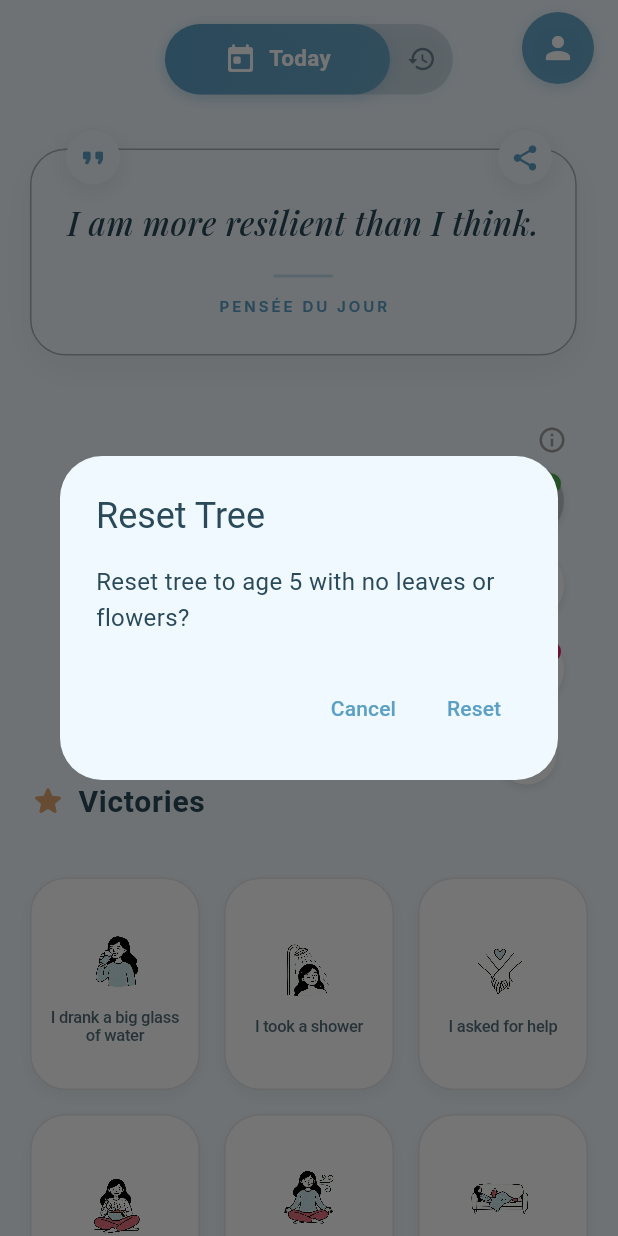
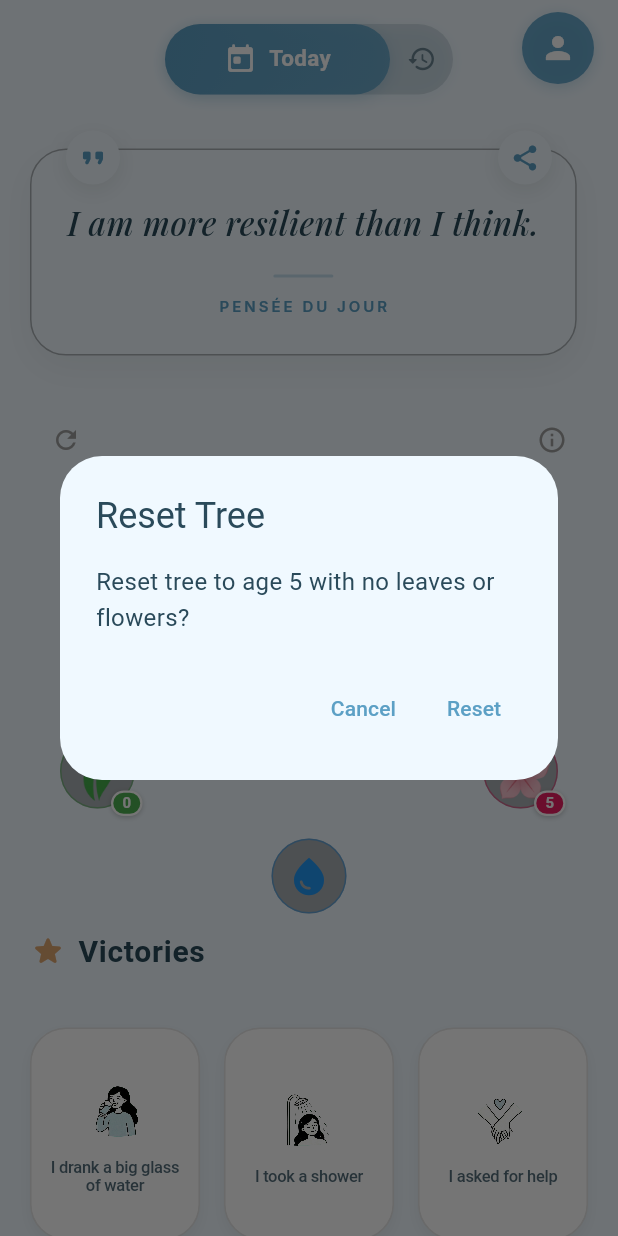
Before and after one commit to rachiddaoud/silva, a Flutter app: the HomeScreen screen opened directly with empty values, after a tap on the "refresh" icon, on a phone screen of 412 x 824 dp. Run offline on Flutter 3.47's test engine with Material 3 defaults, Android fonts, the phone set to English and light mode, and no system bars; our stand-ins replace audioplayers, cloud_firestore, firebase_auth, firebase_core, flutter_local_notifications, google_fonts and 4 more; accounts and stored records are empty; network calls fail.

Commit message:
feat: Implement leaf usage tracking, adjust water and flower cooldowns, and add new platform dependencies.

```diff
--- a/lib/models/tree_resources.dart
+++ b/lib/models/tree_resources.dart
@@ -6,6 +6,7 @@ class TreeResources {
   final int flowerCount;         // 5 per day, +1 every 5 minutes
   final DateTime? lastWatered;    // Track last water time
   final DateTime? lastFlowerUsed; // Track last flower use
+  final DateTime? lastLeafUsed;   // Track last leaf use
   final DateTime lastDailyReset;  // Track daily flower reset
 
   const TreeResources({
@@ -13,6 +14,7 @@ class TreeResources {
     this.flowerCount = 5,
     this.lastWatered,
     this.lastFlowerUsed,
+    this.lastLeafUsed,
     required this.lastDailyReset,
   });
 
@@ -21,6 +23,7 @@ class TreeResources {
     int? flowerCount,
     DateTime? lastWatered,
     DateTime? lastFlowerUsed,
+    DateTime? lastLeafUsed,
     DateTime? lastDailyReset,
   }) {
     return TreeResources(
@@ -28,23 +31,32 @@ class TreeResources {
       flowerCount: flowerCount ?? this.flowerCount,
       lastWatered: lastWatered ?? this.lastWatered,
       lastFlowerUsed: lastFlowerUsed ?? this.lastFlowerUsed,
+      lastLeafUsed: lastLeafUsed ?? this.lastLeafUsed,
       lastDailyReset: lastDailyReset ?? this.lastDailyReset,
     );
   }
 
-  /// Check if water is available (1 hour cooldown)
+  /// Check if water is available (5 seconds cooldown)
   bool canWater() {
     if (lastWatered == null) return true;
     final now = DateTime.now();
-    return now.difference(lastWatered!).inHours >= 1;
+    return now.difference(lastWatered!).inSeconds >= 5;
   }
 
-  /// Check if flower can be used (5 minute cooldown)
+  /// Check if flower can be used (5 seconds cooldown)
   bool canUseFlower() {
     if (flowerCount <= 0) return false;
     if (lastFlowerUsed == null) return true;
     final now = DateTime.now();
-    return now.difference(lastFlowerUsed!).inMinutes >= 5;
+    return now.difference(lastFlowerUsed!).inSeconds >= 5;
+  }
+
+  /// Check if leaf can be used (5 seconds cooldown)
+  bool canUseLeaf() {
+    if (leafCount <= 0) return false;
+    if (lastLeafUsed == null) return true;
+    final now = DateTime.now();
+    return now.difference(lastLeafUsed!).inSeconds >= 5;
   }
 
   /// Get remaining cooldown for water
@@ -52,7 +64,7 @@ class TreeResources {
     if (lastWatered == null) return Duration.zero;
     final now = DateTime.now();
     final elapsed = now.difference(lastWatered!);
-    final remaining = const Duration(hours: 1) - elapsed;
+    final remaining = const Duration(seconds: 5) - elapsed;
     return remaining.isNegative ? Duration.zero : remaining;
   }
 
@@ -61,7 +73,16 @@ class TreeResources {
     if (lastFlowerUsed == null) return Duration.zero;
     final now = DateTime.now();
     final elapsed = now.difference(lastFlowerUsed!);
-    final remaining = const Duration(minutes: 5) - elapsed;
+    final remaining = const Duration(seconds: 5) - elapsed;
+    return remaining.isNegative ? Duration.zero : remaining;
+  }
+
+  /// Get remaining cooldown for leaf
+  Duration getLeafCooldownRemaining() {
+    if (lastLeafUsed == null) return Duration.zero;
+    final now = DateTime.now();
+    final elapsed = now.difference(lastLeafUsed!);
+    final remaining = const Duration(seconds: 5) - elapsed;
     return remaining.isNegative ? Duration.zero : remaining;
   }
 
@@ -79,20 +100,15 @@ class TreeResources {
   /// Calculate current flower count with time-based increments
   /// Each 5 minutes adds 1 flower, up to 5 max per day
   int getCurrentFlowerCount() {
-    final now = DateTime.now();
+    // final now = DateTime.now(); // Unused for now
 
     // If we should reset daily, return 5
     if (shouldResetDailyFlowers()) {
       return 5;
     }
 
-    // Calculate time-based increments
-    final minutesSinceReset = now.difference(lastDailyReset).inMinutes;
-    final timeBasedFlowers = (minutesSinceReset ~/ 5).clamp(0, 5);
-
-    // Return the max of stored count and time-based count
-    // This handles both manual usage and time-based regeneration
-    return flowerCount.clamp(0, timeBasedFlowers);
+    // Temporary fix: just return flowerCount to avoid clamping to 0
+    return flowerCount;
   }
 
   Map<String, dynamic> toJson() {
@@ -101,6 +117,7 @@ class TreeResources {
       'flowerCount': flowerCount,
       'lastWatered': lastWatered?.toIso8601String(),
       'lastFlowerUsed': lastFlowerUsed?.toIso8601String(),
+      'lastLeafUsed': lastLeafUsed?.toIso8601String(),
       'lastDailyReset': lastDailyReset.toIso8601String(),
     };
   }
@@ -115,6 +132,9 @@ class TreeResources {
       lastFlowerUsed: json['lastFlowerUsed'] != null
           ? DateTime.parse(json['lastFlowerUsed'] as String)
           : null,
+      lastLeafUsed: json['lastLeafUsed'] != null
+          ? DateTime.parse(json['lastLeafUsed'] as String)
+          : null,
       lastDailyReset: json['lastDailyReset'] != null
           ? DateTime.parse(json['lastDailyReset'] as String)
           : DateTime.now(),
@@ -128,6 +148,7 @@ class TreeResources {
       flowerCount: 5,
       lastWatered: null,
       lastFlowerUsed: null,
+      lastLeafUsed: null,
       lastDailyReset: DateTime.now(),
     );
   }
@@ -135,6 +156,6 @@ class TreeResources {
   @override
   String toString() {
     return 'TreeResources(leafs: $leafCount, flowers: $flowerCount, '
-           'canWater: ${canWater()}, canUseFlower: ${canUseFlower()})';
+           'canWater: ${canWater()}, canUseFlower: ${canUseFlower()}, canUseLeaf: ${canUseLeaf()})';
   }
 }
--- a/lib/widgets/home_tree_widget.dart
+++ b/lib/widgets/home_tree_widget.dart
@@ -21,7 +21,7 @@ class _HomeTreeWidgetState extends State<HomeTreeWidget> {
   late TreeParameters _treeParameters;
   final TreeController _treeController = TreeController();
   TreeResources _resources = TreeResources.initial();
-  Timer? _resourceUpdateTimer;
+  // Removed global timer: _resourceUpdateTimer
   final List<SparkleData> _sparkles = [];
 
   @override
@@ -30,18 +30,11 @@ class _HomeTreeWidgetState extends State<HomeTreeWidget> {
     _treeParameters = const TreeParameters(seed: 12345);
     _loadTree();
     _loadResources();
-
-    // Update UI every minute to refresh cooldown states
-    _resourceUpdateTimer = Timer.periodic(const Duration(minutes: 1), (_) {
-      if (mounted) {
-        setState(() {});
-      }
-    });
   }
 
   @override
   void dispose() {
-    _resourceUpdateTimer?.cancel();
+    // No timer to cancel
     super.dispose();
   }
 
@@ -118,14 +111,16 @@ class _HomeTreeWidgetState extends State<HomeTreeWidget> {
       _isProcessing = true;
     });
 
+    try {
       await action();
       _saveTree();
       _saveResources();
-
+    } finally {
       if (mounted) {
         setState(() {
           _isProcessing = false;
         });
+      }
     }
   }
 
@@ -152,17 +147,9 @@ class _HomeTreeWidgetState extends State<HomeTreeWidget> {
 
   void _handleLeafButton() {
     // Debug mode: always allow
-    final canUse = _resources.leafCount > 0;
+    final canUse = _resources.canUseLeaf();
 
-    if (!canUse) {
-      // Show toast for debug mode
-      ScaffoldMessenger.of(context).showSnackBar(
-        const SnackBar(
-          content: Text('🐛 Debug: Leaf count is 0 but still adding'),
-          duration: Duration(seconds: 2),
-        ),
-      );
-    }
+    if (!canUse) return;
 
     _handleAction(() async {
       _treeController.addLeaf();
@@ -173,9 +160,12 @@ class _HomeTreeWidgetState extends State<HomeTreeWidget> {
         _addSparkle(leafPos, Colors.green);
       }
 
-      // Decrement leaf count (can go negative in debug)
+      // Decrement leaf count and update cooldown
       setState(() {
-        _resources = _resources.copyWith(leafCount: _resources.leafCount - 1);
+        _resources = _resources.copyWith(
+          leafCount: _resources.leafCount - 1,
+          lastLeafUsed: DateTime.now(),
+        );
       });
     });
   }
@@ -183,23 +173,7 @@ class _HomeTreeWidgetState extends State<HomeTreeWidget> {
   void _handleWaterButton() {
     final canWater = _resources.canWater();
 
-    if (!canWater) {
-      final remaining = _resources.getWaterCooldownRemaining();
-      final hours = remaining.inHours;
-      final minutes = remaining.inMinutes % 60;
-
-      ScaffoldMessenger.of(context).showSnackBar(
-        SnackBar(
-          content: Text(
-            '💧 ${hours > 0 ? "$hours hour${hours > 1 ? 's' : ''} " : ""}$minutes minute${minutes != 1 ? 's' : ''} remaining',
-          ),
-          duration: const Duration(seconds: 3),
-        ),
-      );
-
-      // Debug mode: still allow
-      debugPrint('🐛 Debug: Water on cooldown but still allowing');
-    }
+    if (!canWater) return;
 
     _handleAction(() async {
       _treeController.grow(); // Add +1 day of life
@@ -213,26 +187,7 @@ class _HomeTreeWidgetState extends State<HomeTreeWidget> {
   void _handleFlowerButton() {
     final canUse = _resources.canUseFlower();
 
-    if (!canUse) {
-      if (_resources.flowerCount <= 0) {
-        ScaffoldMessenger.of(context).showSnackBar(
-          const SnackBar(
-            content: Text('🐛 Debug: Flower count is 0 but still adding'),
-            duration: Duration(seconds: 2),
-          ),
-        );
-      } else {
-        final remaining = _resources.getFlowerCooldownRemaining();
-        final minutes = remaining.inMinutes;
-
-        ScaffoldMessenger.of(context).showSnackBar(
-          SnackBar(
-            content: Text('🌸 $minutes minute${minutes != 1 ? 's' : ''} remaining'),
-            duration: const Duration(seconds: 3),
-          ),
-        );
-      }
-    }
+    if (!canUse) return;
 
     _handleAction(() async {
       _treeController.addFlower();
@@ -290,6 +245,15 @@ class _HomeTreeWidgetState extends State<HomeTreeWidget> {
     );
   }
 
+  /// Callback when a button cooldown finishes
+  void _onCooldownFinished() {
+    if (mounted) {
+      setState(() {
+        // Just rebuild to refresh the 'isAvailable' state
+      });
+    }
+  }
+
   @override
   Widget build(BuildContext context) {
     if (_treeController.tree == null) {
@@ -303,12 +267,18 @@ class _HomeTreeWidgetState extends State<HomeTreeWidget> {
     final currentFlowerCount = _resources.getCurrentFlowerCount();
 
     return SizedBox(
-      height: 250,
+      height: 350, // Increased height to accommodate bottom button
       width: double.infinity,
       child: Stack(
         clipBehavior: Clip.none,
         children: [
-          Center(
+          // Tree centered
+          Positioned(
+            top: 0,
+            left: 0,
+            right: 0,
+            height: 250,
+            child: Center(
               child: ProceduralTreeWidget(
                 size: 250,
                 growthLevel: _treeController.tree?.getGrowthLevel() ?? 0.0,
@@ -316,11 +286,13 @@ class _HomeTreeWidgetState extends State<HomeTreeWidget> {
                 controller: _treeController,
               ),
             ),
-          // Sparkle animations
+          ),
           ..._sparkles.map((sparkle) => SparkleAnimation(
             position: sparkle.position,
             color: sparkle.color,
           )),
+
+          // Info Button (Top Right)
           Positioned(
             top: 0,
             right: 0,
@@ -330,150 +302,75 @@ class _HomeTreeWidgetState extends State<HomeTreeWidget> {
               tooltip: 'Infos arbre',
             ),
           ),
-          // Resource buttons
+
+          // Reset Button (Top Left)
           Positioned(
-            right: 16,
-            top: 40,
-            child: Column(
-              children: [
-                _buildResourceButton(
-                  icon: Icons.eco,
+            top: 0,
+            left: 0,
+            child: IconButton(
+              icon: const Icon(Icons.refresh, size: 20, color: Colors.grey),
+              onPressed: _handleResetTree,
+              tooltip: 'Reset',
+            ),
+          ),
+
+          // --- Action Buttons ---
+
+          // Leaf Button (Left of Tree)
+          Positioned(
+            bottom: 80,
+            left: 20,
+            child: CooldownButton(
+              imagePath: 'assets/tree/leaf.png',
               label: 'Leaf',
               count: _resources.leafCount,
               color: Colors.green,
-                  isAvailable: _resources.leafCount > 0,
+              isAvailable: _resources.canUseLeaf(),
+              remainingCooldown: _resources.getLeafCooldownRemaining(),
+              totalCooldown: const Duration(seconds: 5),
               onTap: _handleLeafButton,
+              onCooldownFinished: _onCooldownFinished,
             ),
-                const SizedBox(height: 6),
-                _buildResourceButton(
-                  icon: Icons.water_drop,
-                  label: 'Water',
-                  count: null, // No counter for water
-                  color: Colors.blue,
-                  isAvailable: _resources.canWater(),
-                  onTap: _handleWaterButton,
           ),
-                const SizedBox(height: 6),
-                _buildResourceButton(
-                  icon: Icons.local_florist,
+
+          // Flower Button (Right of Tree)
+          Positioned(
+            bottom: 80,
+            right: 20,
+            child: CooldownButton(
+              imagePath: 'assets/tree/flower.png',
               label: 'Flower',
               count: currentFlowerCount,
               color: Colors.pink,
               isAvailable: _resources.canUseFlower(),
+              remainingCooldown: _resources.getFlowerCooldownRemaining(),
+              totalCooldown: const Duration(seconds: 5),
               onTap: _handleFlowerButton,
-                ),
-                const SizedBox(height: 12),
-                // Reset button
-                _buildDebugButton(
-                  icon: Icons.refresh,
-                  label: 'Reset',
-                  color: Colors.red,
-                  onTap: _handleResetTree,
-                ),
-              ],
+              onCooldownFinished: _onCooldownFinished,
             ),
           ),
-        ],
-      ),
-    );
-  }
 
-  Widget _buildResourceButton({
-    required IconData icon,
-    required String label,
-    required int? count,
-    required Color color,
-    required bool isAvailable,
-    required VoidCallback onTap,
-  }) {
-    return Tooltip(
-      message: label,
-      child: InkWell(
-        onTap: onTap,
-        borderRadius: BorderRadius.circular(20),
-        child: Container(
-          width: 50,
-          height: 50,
-          decoration: BoxDecoration(
-            color: isAvailable
-                ? Colors.white.withValues(alpha: 0.9)
-                : Colors.grey.withValues(alpha: 0.5),
-            shape: BoxShape.circle,
-            boxShadow: [
-              BoxShadow(
-                color: Colors.black.withValues(alpha: 0.1),
-                blurRadius: 4,
-                offset: const Offset(0, 2),
-              ),
-            ],
-          ),
-          child: Stack(
-            children: [
-              Center(
-                child: Icon(
-                  icon,
-                  color: isAvailable ? color : Colors.grey,
-                  size: 24,
-                ),
-              ),
-              if (count != null)
+          // Water Button (Below Tree)
           Positioned(
-                  right: 2,
-                  top: 2,
-                  child: Container(
-                    padding: const EdgeInsets.all(4),
-                    decoration: BoxDecoration(
-                      color: color,
-                      shape: BoxShape.circle,
-                    ),
-                    child: Text(
-                      count.toString(),
-                      style: const TextStyle(
-                        color: Colors.white,
-                        fontSize: 10,
-                        fontWeight: FontWeight.bold,
-                      ),
+            bottom: 10,
+            left: 0,
+            right: 0,
+            child: Center(
+              child: CooldownButton(
+                imagePath: null, // Use icon for water
+                icon: Icons.water_drop,
+                label: 'Water',
+                count: null,
+                color: Colors.blue,
+                isAvailable: _resources.canWater(),
+                remainingCooldown: _resources.getWaterCooldownRemaining(),
+                totalCooldown: const Duration(seconds: 5),
+                onTap: _handleWaterButton,
+                onCooldownFinished: _onCooldownFinished,
               ),
             ),
           ),
         ],
-          ),
-        ),
-      ),
-    );
-  }
-
-  Widget _buildDebugButton({
-    required IconData icon,
-    required String label,
-    required Color color,
-    required VoidCallback onTap,
-  }) {
-    return Tooltip(
-      message: label,
-      child: InkWell(
-        onTap: onTap,
-        borderRadius: BorderRadius.circular(20),
-        child: Container(
-          width: 40,
-          height: 40,
-          decoration: BoxDecoration(
-            color: Colors.white.withValues(alpha: 0.9),
-            shape: BoxShape.circle,
-            boxShadow: [
-              BoxShadow(
-                color: Colors.black.withValues(alpha: 0.1),
-                blurRadius: 4,
-                offset: const Offset(0, 2),
-              ),
-            ],
-          ),
-          child: Icon(
-            icon,
-            color: color,
-            size: 20,
-          ),
-        ),
       ),
     );
   }
@@ -528,3 +425,190 @@ class SparkleData {
     required this.timestamp,
   });
 }
+
+class CooldownButton extends StatelessWidget {
+  final String? imagePath;
+  final IconData? icon;
+  final String label;
+  final int? count;
+  final Color color;
+  final bool isAvailable;
+  final Duration remainingCooldown;
+  final Duration totalCooldown;
+  final VoidCallback onTap;
+  final VoidCallback? onCooldownFinished;
+
+  const CooldownButton({
+    super.key,
+    this.imagePath,
+    this.icon,
+    required this.label,
+    required this.count,
+    required this.color,
+    required this.isAvailable,
+    required this.remainingCooldown,
+    required this.totalCooldown,
+    required this.onTap,
+    this.onCooldownFinished,
+  });
+
+  @override
+  Widget build(BuildContext context) {
+    // If available, show static full button
+    if (isAvailable) {
+      return _buildButtonContent(1.0);
+    }
+
+    // If cooldown, animate from current progress to 1.0
+    final double initialProgress = 1.0 - (remainingCooldown.inMilliseconds / totalCooldown.inMilliseconds).clamp(0.0, 1.0);
+
+    return TweenAnimationBuilder<double>(
+      key: ValueKey(isAvailable), // Force recreation when availability changes
+      tween: Tween(begin: initialProgress, end: 1.0),
+      duration: remainingCooldown,
+      onEnd: onCooldownFinished,
+      builder: (context, value, child) {
+        return _buildButtonContent(value);
+      },
+    );
+  }
+
+  Widget _buildButtonContent(double progress) {
+    const double buttonSize = 50.0;
+    const double imageSize = 40.0; // Larger image
+
+    return Stack(
+      clipBehavior: Clip.none, // Allow overflowing image and badge
+      alignment: Alignment.center,
+      children: [
+        // Main Button Background (Circle)
+        Tooltip(
+          message: label,
+          child: Material(
+            color: Colors.black.withValues(alpha: 0.3), // Dark transparent interior
+            shape: CircleBorder(
+              side: BorderSide(
+                color: color.withValues(alpha: 0.5), // Subtle border
+                width: 1,
+              ),
+            ),
+            child: InkWell(
+              onTap: isAvailable ? onTap : null,
+              customBorder: const CircleBorder(),
+              child: SizedBox(
+                width: buttonSize,
+                height: buttonSize,
+                child: Stack(
+                  children: [
+                    // Radial sweep overlay (only when on cooldown)
+                    if (!isAvailable)
+                      CustomPaint(
+                        size: const Size(buttonSize, buttonSize),
+                        painter: CooldownSweepPainter(progress: progress),
+                      ),
+                  ],
+                ),
+              ),
+            ),
+          ),
+        ),
+
+        // Overflowing Image/Icon (Placed on top, ignoring hits if needed, but we want it to look part of button)
+        // Since it's on top of InkWell, we should wrap it in IgnorePointer so clicks go through to InkWell?
+        // Or wrap InkWell around everything?
+        // If we wrap InkWell around everything, the ripple will be square or large.
+        // Let's keep InkWell on the circle, and put Image on top.
+        // If Image is larger, clicks on the overflowing part won't trigger InkWell unless we expand InkWell.
+        // For now, let's assume user clicks the circle.
+        IgnorePointer(
+          child: Center(
+            child: imagePath != null
+                ? Image.asset(
+                    imagePath!,
+                    width: imageSize,
+                    height: imageSize,
+                    fit: BoxFit.contain,
+                  )
+                : Icon(
+                    icon ?? Icons.help,
+                    color: color, // Use button color for icon
+                    size: 30,
+                  ),
+          ),
+        ),
+
+        // Count badge (Bottom Right)
+        if (count != null)
+          Positioned(
+            bottom: -5,
+            right: -5,
+            child: Container(
+              padding: const EdgeInsets.symmetric(horizontal: 6, vertical: 2),
+              constraints: const BoxConstraints(minWidth: 18),
+              decoration: BoxDecoration(
+                color: color,
+                borderRadius: BorderRadius.circular(10),
+                border: Border.all(color: Colors.white, width: 1.5),
+                boxShadow: [
+                  BoxShadow(
+                    color: Colors.black.withValues(alpha: 0.2),
+                    blurRadius: 2,
+                    offset: const Offset(0, 1),
+                  ),
+                ],
+              ),
+              child: Text(
+                count.toString(),
+                style: const TextStyle(
+                  color: Colors.white,
+                  fontSize: 10,
+                  fontWeight: FontWeight.bold,
+                  height: 1.0,
+                ),
+                textAlign: TextAlign.center,
+              ),
+            ),
+          ),
+      ],
+    );
+  }
+}
+
+/// Custom painter for RPG-style radial sweep cooldown overlay
+class CooldownSweepPainter extends CustomPainter {
+  final double progress; // 0.0 = full cooldown, 1.0 = ready
+
+  CooldownSweepPainter({required this.progress});
+
+  @override
+  void paint(Canvas canvas, Size size) {
+    // Calculate sweep angle (0 = ready, 2π = full cooldown)
+    final sweepAngle = (1.0 - progress) * 2 * 3.14159265359; // 2π radians
+
+    if (sweepAngle > 0) {
+      final paint = Paint()
+        ..color = Colors.black.withValues(alpha: 0.6) // Semi-transparent dark overlay
+        ..style = PaintingStyle.fill;
+
+      final center = Offset(size.width / 2, size.height / 2);
+      final radius = size.width / 2;
+
+      // Draw arc starting from the current progress point and sweeping to the top
+      // This creates a "wiper" effect that clears clockwise
+
+      final startAngle = -3.14159265359 / 2 + (progress * 2 * 3.14159265359);
+       canvas.drawArc(
+        Rect.fromCircle(center: center, radius: radius),
+        startAngle,
+        sweepAngle,
+        true,
+        paint,
+      );
+    }
+  }
+
+  @override
+  bool shouldRepaint(CooldownSweepPainter oldDelegate) {
+    return oldDelegate.progress != progress;
+  }
+}
```
Also changed, not shown: 1 other file. Lines whose indentation alone changed are shown as unchanged.
